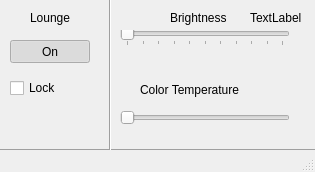
This is Lights_gui_6.ui in Electrik-rich546456/Light_Gui as Qt 5 draws it before an edit. The edited form follows.
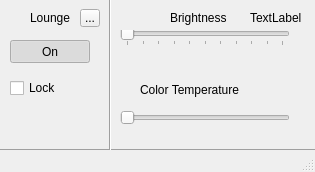
This is the edited form.

Commit message:
added lock logic
added lock logic thanks alec on https://stackoverflow.com/questions/70088216/pyqt5-how-to-make-a-checkbox-lock-two-qsliders-together

```diff
--- a/Lights_gui_6.ui
+++ b/Lights_gui_6.ui
@@ -219,6 +219,19 @@
      <string>TextLabel</string>
     </property>
    </widget>
+   <widget class="QToolButton" name="toolButton">
+    <property name="geometry">
+     <rect>
+      <x>80</x>
+      <y>9</y>
+      <width>20</width>
+      <height>18</height>
+     </rect>
+    </property>
+    <property name="text">
+     <string>...</string>
+    </property>
+   </widget>
   </widget>
   <widget class="QStatusBar" name="statusbar"/>
  </widget>
```
Left out of the diff: 16 changed lines with no effect on the pictures. The commit also changes 1 other file.
